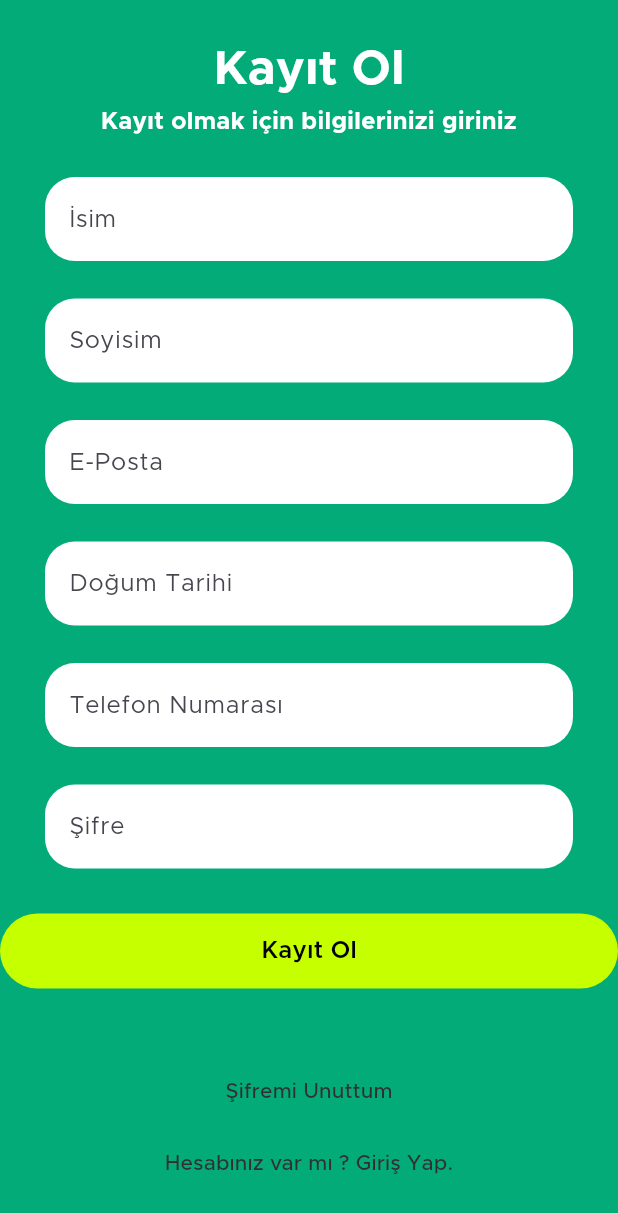
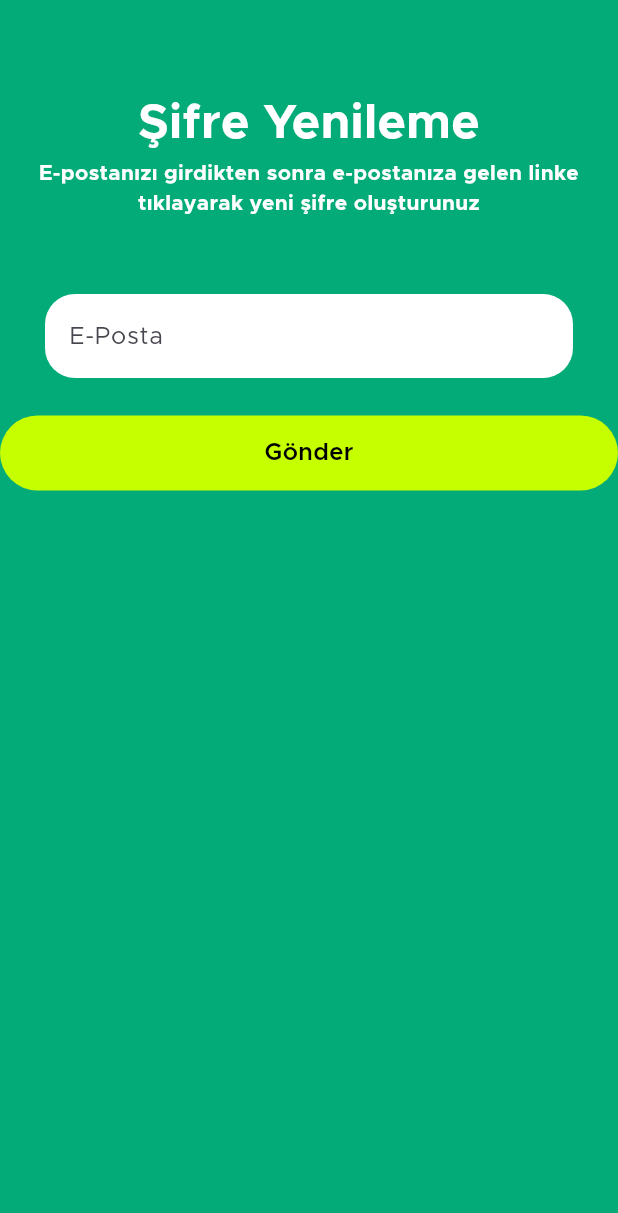
Before and after one commit to emregurs3s/MahalleMarket, a Flutter app: the SignUpView screen opened directly, after a tap on "Şifremi Unuttum", on a phone screen of 412 x 824 dp. Shown: the top 1213 px of the screen. Run offline on Flutter 3.47's test engine with Material 3 defaults, Android fonts, the phone set to English and light mode, and no system bars.

Commit message:
Reset Password sayfasının tasarımı değiştirildi

```diff
--- a/mahalle_market/lib/view/login/reset_password_view.dart
+++ b/mahalle_market/lib/view/login/reset_password_view.dart
@@ -1,72 +1,67 @@
 import 'package:flutter/material.dart';
+import 'package:mahalle_market/common/color_extensions.dart';
+import 'package:mahalle_market/common_widget/round_button.dart';
+import 'package:mahalle_market/common_widget/round_textfield.dart';
 
-class ResetPasswordPage extends StatelessWidget {
-  final TextEditingController _emailController = TextEditingController();
-  final GlobalKey<FormState> _formKey = GlobalKey<FormState>();
+class ResetPasswordView extends StatefulWidget {
+  const ResetPasswordView({super.key});
 
+  @override
+  State<ResetPasswordView> createState() => _SignUpViewState();
+}
+
+class _SignUpViewState extends State<ResetPasswordView> {
+  TextEditingController txtEmail = TextEditingController();
   @override
   Widget build(BuildContext context) {
     return Scaffold(
-      appBar: AppBar(
-        title: Text("Şifre Sıfırla"),
+      backgroundColor: Color(0xFF03AB78),
+      body: Stack(
+        children: [
+          Container(
+            child: SingleChildScrollView(
+              child: Column(
+                crossAxisAlignment: CrossAxisAlignment.center,
+                children: [
+                  SizedBox(height: 60),
+                  Text(
+                    "Şifre Yenileme",
+                    style: TextStyle(
+                      fontSize: 32,
+                      fontWeight: FontWeight.bold,
+                      color: TColor.textfield,
                     ),
-      body: Padding(
-        padding: const EdgeInsets.all(16.0),
-        child: Form(
-          key: _formKey,
-          child: Column(
-            mainAxisAlignment: MainAxisAlignment.center,
-            children: [
+                  ),
                   Text(
-                "E-posta adresinizi girin. Şifre sıfırlama bağlantısı e-posta adresinize gönderilecektir.",
-                style: TextStyle(fontSize: 16),
+                    "E-postanızı girdikten sonra e-postanıza gelen linke tıklayarak yeni şifre oluşturunuz",
                     textAlign: TextAlign.center,
+                    style: TextStyle(
+                      fontSize: 14,
+                      fontWeight: FontWeight.bold,
+                      color: TColor.textfield,
                     ),
-              SizedBox(height: 20),
-              TextFormField(
-                controller: _emailController,
+                  ),
+                  SizedBox(height: 50),
+                  RoundTextfield(
+                    hintText: "E-Posta",
+                    controller: txtEmail,
                     keyboardType: TextInputType.emailAddress,
-                decoration: InputDecoration(
-                  labelText: "E-posta",
-                  border: OutlineInputBorder(),
                   ),
-                validator: (value) {
-                  if (value == null || value.isEmpty) {
-                    return "E-posta adresini giriniz.";
-                  }
-                  if (!RegExp(r'^[^@]+@[^@]+\.[^@]+').hasMatch(value)) {
-                    return "Geçerli bir e-posta adresi giriniz.";
-                  }
-                  return null;
-                },
+                  SizedBox(height: 25),
+                  SizedBox(
+                    width: 440,
+                    height: 50,
+                    child: RoundButton(
+                      title: "Gönder",
+                      onPressed: () {},
                     ),
-              SizedBox(height: 20),
-              ElevatedButton(
-                onPressed: () {
-                  if (_formKey.currentState!.validate()) {
-                    showDialog(
-                      context: context,
-                      builder: (context) => AlertDialog(
-                        title: Text("Başarılı!"),
-                        content: Text(
-                          "E-posta adresinize şifre sıfırlama bağlantısı gönderildi.",
                   ),
-                        actions: [
-                          TextButton(
-                            onPressed: () => Navigator.of(context).pop(),
-                            child: Text("Tamam"),
+                ],
+              ),
+            ),
           ),
         ],
       ),
     );
   }
-                },
-                child: Text("Şifre Sıfırla"),
-              ),
-            ],
-          ),
-        ),
-      ),
-    );
 }
-}
--- a/mahalle_market/lib/view/login/sign_up_view.dart
+++ b/mahalle_market/lib/view/login/sign_up_view.dart
@@ -4,6 +4,7 @@ import 'package:mahalle_market/common_widget/round_button.dart';
 import 'package:mahalle_market/common_widget/round_icon_button.dart';
 import 'package:mahalle_market/common_widget/round_textfield.dart';
 import 'package:mahalle_market/view/login/login_view.dart';
+import 'package:mahalle_market/view/login/reset_password_view.dart';
 
 class SignUpView extends StatefulWidget {
   const SignUpView({super.key});
@@ -96,7 +97,12 @@ class _SignUpViewState extends State<SignUpView> {
                   ),
                   SizedBox(height: 45),
                   TextButton(
-                    onPressed: () {},
+                    onPressed: () {
+                      Navigator.push(
+                          context,
+                          MaterialPageRoute(
+                              builder: (context) => ResetPasswordView()));
+                    },
                     child: Text(
                       "Şifremi Unuttum",
                       style: TextStyle(
```
Also changed, not shown: mahalle_market/lib/view/login/login_view.dart (+7 -1 lines). Lines whose indentation alone changed are shown as unchanged.
